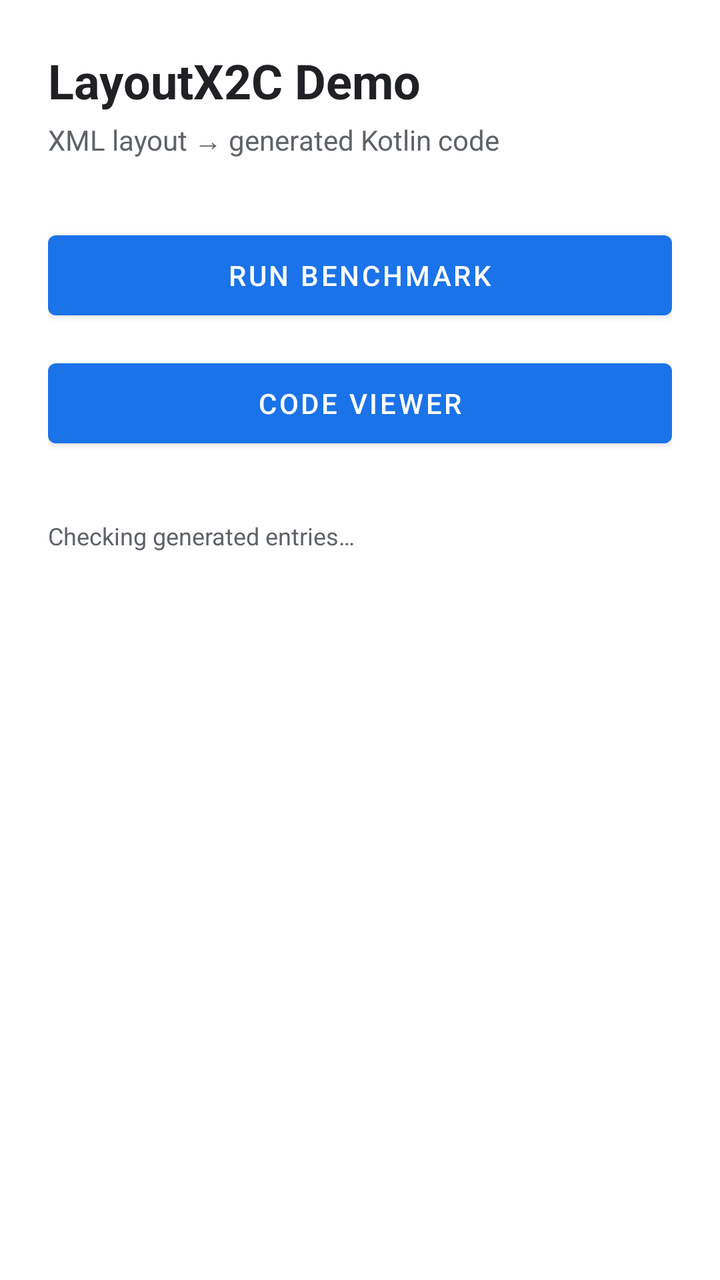
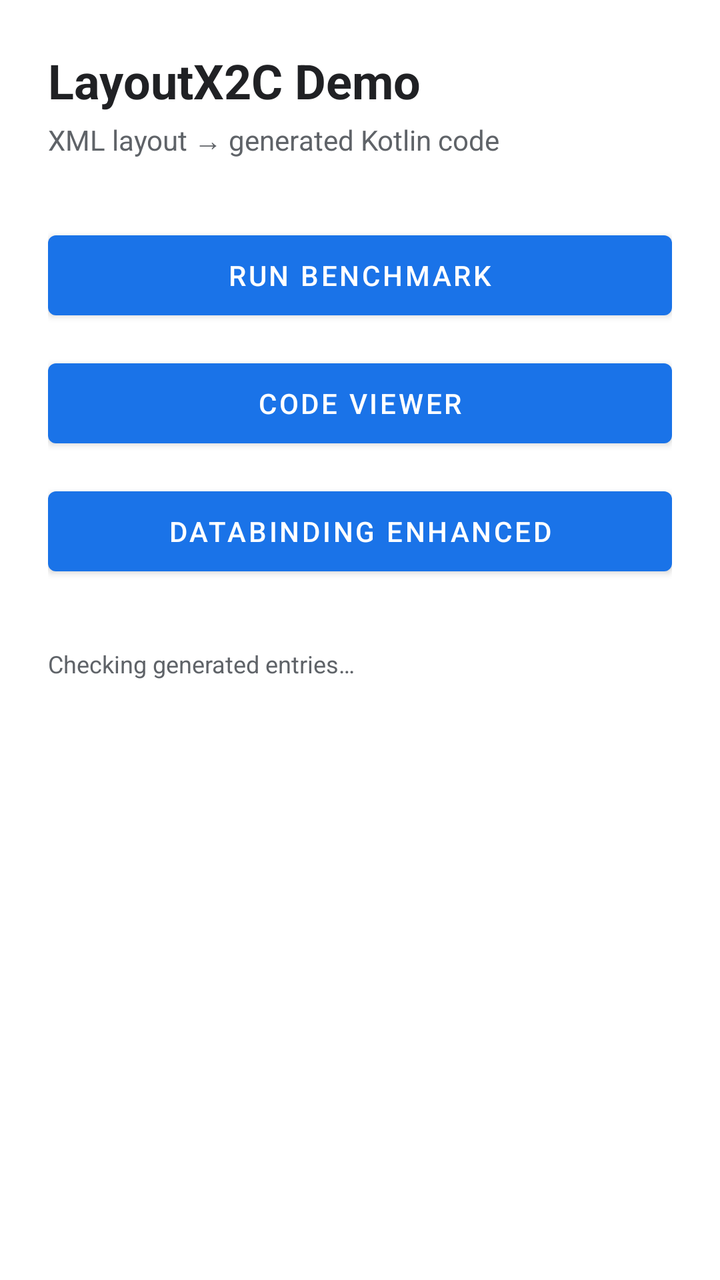

Before-and-after screenshots of an Android layout around one commit, followed by the original layout XML and the change that was made.
<!-- AndroidManifest.xml: application theme Theme.LayoutX2CDemo -->
<!-- res/layout/activity_main.xml -->
<?xml version="1.0" encoding="utf-8"?>
<LinearLayout xmlns:android="http://schemas.android.com/apk/res/android"
    android:layout_width="match_parent"
    android:layout_height="match_parent"
    android:background="@color/demo_surface"
    android:orientation="vertical"
    android:padding="24dp">

    <TextView
        android:id="@+id/title"
        android:layout_width="match_parent"
        android:layout_height="wrap_content"
        android:text="@string/app_name"
        android:textSize="24sp"
        android:textStyle="bold"
        android:textColor="@color/demo_text_primary" />

    <TextView
        android:id="@+id/subtitle"
        android:layout_width="match_parent"
        android:layout_height="wrap_content"
        android:text="@string/demo_subtitle"
        android:textColor="@color/code_viewer_muted_text"
        android:textSize="14sp"
        android:layout_marginTop="4dp"
        android:layout_marginBottom="32dp" />

    <Button
        android:id="@+id/btn_benchmark"
        android:layout_width="match_parent"
        android:layout_height="52dp"
        android:text="@string/btn_benchmark"
        android:elevation="2dp" />

    <Button
        android:id="@+id/btn_code_viewer"
        android:layout_width="match_parent"
        android:layout_height="52dp"
        android:text="@string/btn_code_viewer"
        android:layout_marginTop="12dp"
        android:elevation="2dp" />

    <TextView
        android:id="@+id/registry_status"
        android:layout_width="match_parent"
        android:layout_height="wrap_content"
        android:text="@string/status_loading"
        android:textColor="@color/code_viewer_muted_text"
        android:textSize="12sp"
        android:layout_marginTop="32dp" />

</LinearLayout>
<!-- resources referenced by this layout -->
<resources>
  <color name="code_viewer_muted_text">#5F6368</color>
  <color name="demo_surface">#FFFFFF</color>
  <color name="demo_text_primary">#202124</color>
  <string name="app_name">LayoutX2C Demo</string>
  <string name="btn_benchmark">Run Benchmark</string>
  <string name="btn_code_viewer">Code Viewer</string>
  <string name="demo_subtitle">XML layout → generated Kotlin code</string>
  <string name="status_loading">Checking generated entries…</string>
  <style name="Theme.LayoutX2CDemo" parent="Theme.MaterialComponents.Light.NoActionBar">
          <item name="android:windowBackground">@color/demo_surface</item>
          <item name="android:colorAccent">@color/demo_primary</item>
          <item name="colorPrimary">@color/demo_primary</item>
          <item name="colorPrimaryVariant">@color/demo_primary</item>
          <item name="colorOnPrimary">@color/demo_on_primary</item>
          <item name="colorSurface">@color/demo_surface</item>
          <item name="colorOnSurface">@color/demo_text_primary</item>
      </style>
  <color name="demo_primary">#1A73E8</color>
  <color name="demo_on_primary">#FFFFFF</color>
</resources>

<!-- the commit's change to res/layout/activity_main.xml (unified diff, before → after) -->
@@ -40,6 +40,14 @@
         android:layout_marginTop="12dp"
         android:elevation="2dp" />
 
+    <Button
+        android:id="@+id/btn_databinding_enhanced"
+        android:layout_width="match_parent"
+        android:layout_height="52dp"
+        android:text="DataBinding Enhanced"
+        android:layout_marginTop="12dp"
+        android:elevation="2dp" />
+
     <TextView
         android:id="@+id/registry_status"
         android:layout_width="match_parent"
